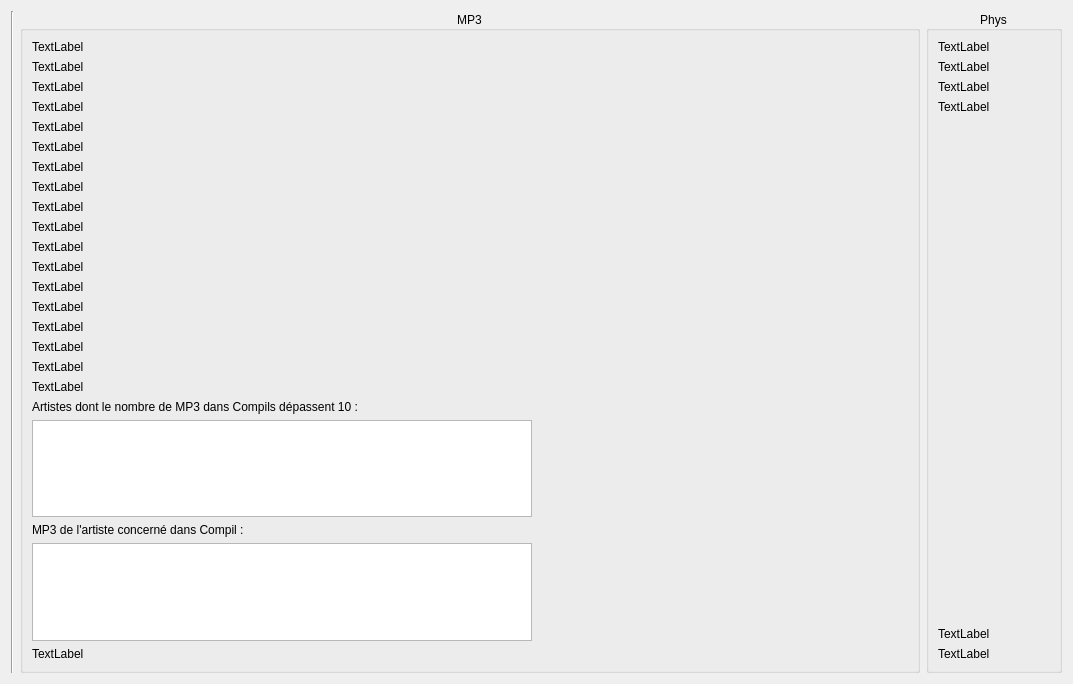
Qt form projet-musique/core/ongletstats.ui (toopoormaghell/projet-musique) before a commit.
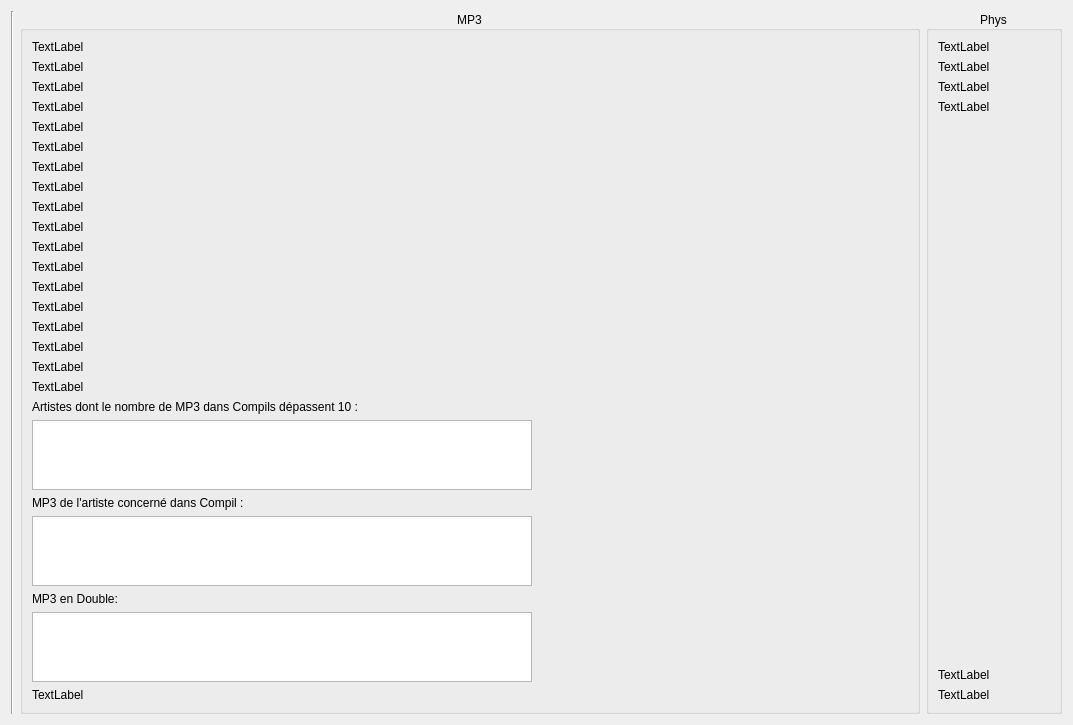
The same form after that commit.

Patch:
```diff
--- a/projet-musique/core/ongletstats.ui
+++ b/projet-musique/core/ongletstats.ui
@@ -264,7 +264,7 @@
           <property name="maximumSize">
            <size>
             <width>500</width>
-            <height>16777215</height>
+            <height>400</height>
            </size>
           </property>
          </widget>
@@ -281,7 +281,24 @@
           <property name="maximumSize">
            <size>
             <width>500</width>
-            <height>16777215</height>
+            <height>400</height>
+           </size>
+          </property>
+         </widget>
+        </item>
+        <item>
+         <widget class="QLabel" name="DoublonsMP3_2">
+          <property name="text">
+           <string>MP3 en Double:</string>
+          </property>
+         </widget>
+        </item>
+        <item>
+         <widget class="QListWidget" name="DoublonsMP3">
+          <property name="maximumSize">
+           <size>
+            <width>500</width>
+            <height>400</height>
            </size>
           </property>
          </widget>
```
